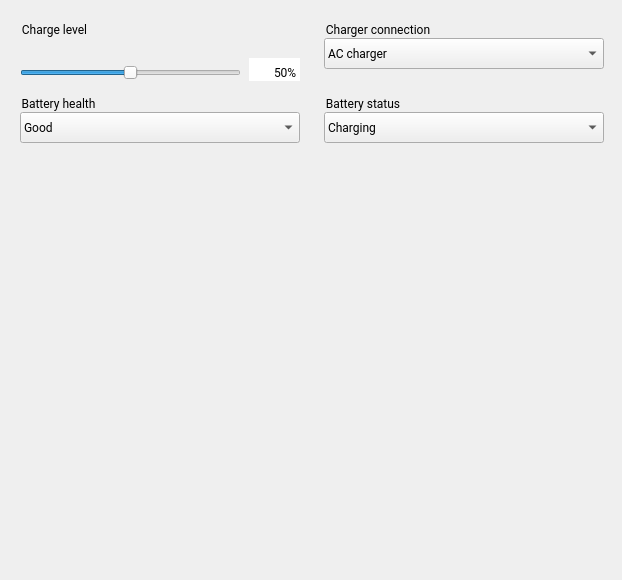
Old version of the form android/android-emu/android/skin/qt/extended-pages/battery-page.ui in the repository aosp-mirror/platform_external_qemu.
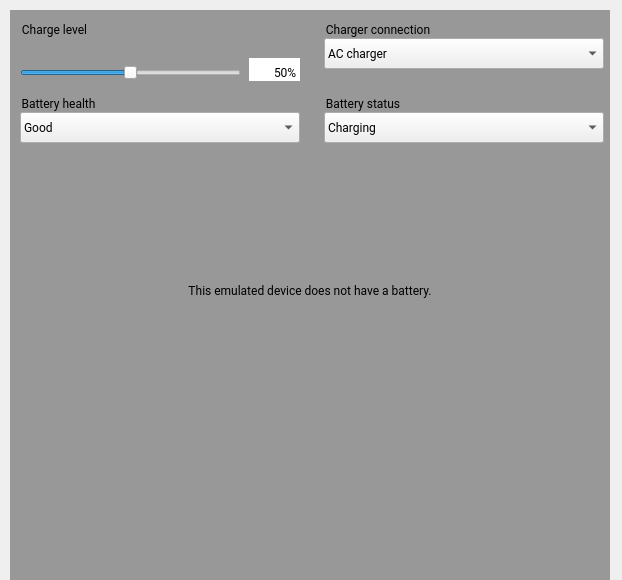
New version of the form.

Commit message:
Save and restore emulated battery settings
The Emulator used to always start with the default battery
settings. It now remembers the user's selections and uses
them at the next launch.

The initial values are sent to the device as soon as the
agent is available.

This CL also disables the Battery control page if the AVD
does not have a battery.

Bug:
Test: Manually tested with normal and non-battery AVDs

The edit to the form file:
```diff
--- a/android/android-emu/android/skin/qt/extended-pages/battery-page.ui
+++ b/android/android-emu/android/skin/qt/extended-pages/battery-page.ui
@@ -313,6 +313,58 @@
     <string notr="true">Title</string>
    </property>
   </widget>
+  <widget class="QLabel" name="bat_noBat_mask">
+   <property name="geometry">
+    <rect>
+     <x>10</x>
+     <y>10</y>
+     <width>600</width>
+     <height>600</height>
+    </rect>
+   </property>
+   <property name="autoFillBackground">
+    <bool>false</bool>
+   </property>
+   <property name="styleSheet">
+    <string notr="true">background-color: rgba(128, 128, 128, 200)</string>
+   </property>
+  </widget>
+  <widget class="QLabel" name="bat_noBat_message">
+   <property name="geometry">
+    <rect>
+     <x>10</x>
+     <y>250</y>
+     <width>600</width>
+     <height>81</height>
+    </rect>
+   </property>
+   <property name="font">
+    <font>
+     <family>Roboto</family>
+    </font>
+   </property>
+   <property name="autoFillBackground">
+    <bool>false</bool>
+   </property>
+   <property name="styleSheet">
+    <string notr="true">background-color: rgba(128, 128, 128, 0)</string>
+   </property>
+   <property name="text">
+    <string>This emulated device does not have a battery.</string>
+   </property>
+   <property name="alignment">
+    <set>Qt::AlignCenter</set>
+   </property>
+  </widget>
+  <zorder>bat_noBat_mask</zorder>
+  <zorder>bat_noBat_message</zorder>
+  <zorder>bat_acGroup</zorder>
+  <zorder>bat_healthBox</zorder>
+  <zorder>bat_chargeGroup</zorder>
+  <zorder>bat_statusGroup</zorder>
+  <zorder>bat_statusBox</zorder>
+  <zorder>bat_chargerBox</zorder>
+  <zorder>bat_healthGroup</zorder>
  </widget>
  <resources/>
  <connections/>
```
The commit also changes 2 other files.
